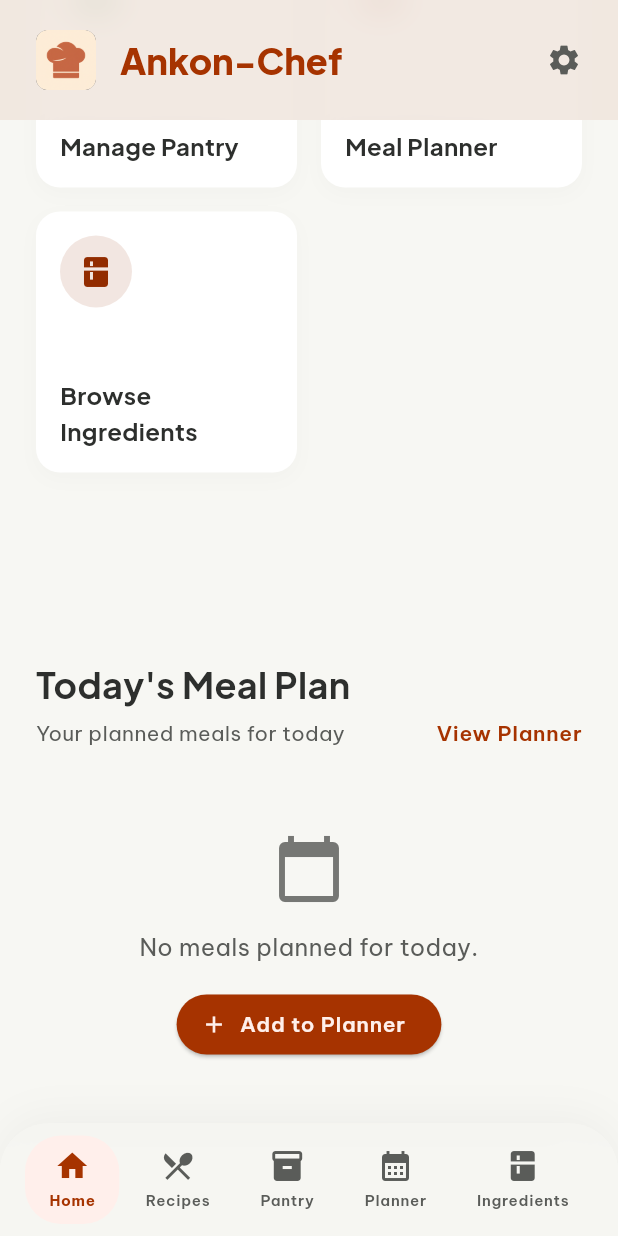
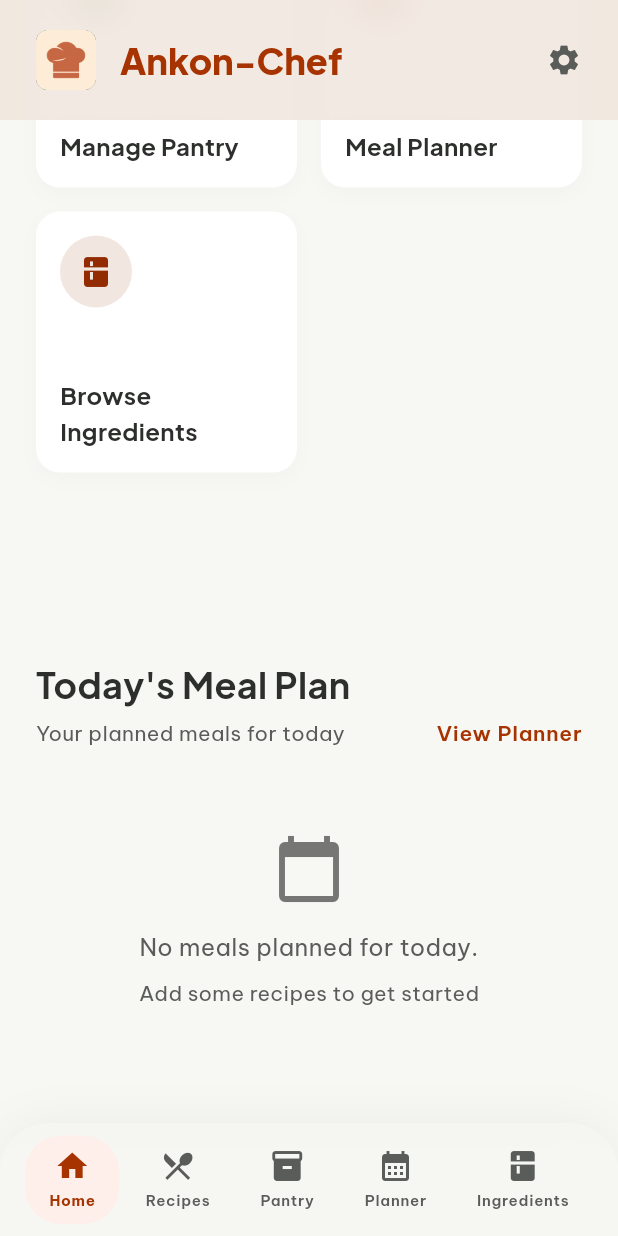
Before and after one commit to AshrafiAnkon/ankon-chef, a Flutter app: the screen it shows once a user with an empty profile is signed in, scrolled down 781 dp, on a phone screen of 412 x 824 dp. Run offline on Flutter 3.47's test engine with Material 3 defaults, Android fonts, the phone set to English and light mode, and no system bars; our stand-ins replace cached_network_image, cloud_firestore, equatable, firebase_auth, firebase_core, go_router and 6 more; accounts and stored records are empty; generated files the repository leaves out were written again; network calls fail; statements that could not run were skipped.

Commit message:
feat: enhance home screen with recipe suggestion feature and integrate it with meal planning

```diff
--- a/lib/ui/screens/home_screen.dart
+++ b/lib/ui/screens/home_screen.dart
@@ -7,6 +7,7 @@ import '../theme/app_text_styles.dart';
 import '../../providers/auth_provider.dart';
 import '../../providers/recipe_provider.dart';
 import '../widgets/settings_bottom_sheet.dart';
+import 'meal_plan_screen.dart';
 import '../widgets/recipe_image.dart';
 
 import '../../models/user_model.dart';
@@ -494,6 +495,9 @@ class _HomeContentState extends ConsumerState<_HomeContent> {
     return mealPlanAsync.when(
       data: (mealPlan) {
         if (mealPlan == null || mealPlan.plannedMeals.isEmpty) {
+          return recipesAsync.when(
+            data: (allRecipes) {
+              if (allRecipes.isEmpty) {
                 return Center(
                   child: Padding(
                     padding: const EdgeInsets.all(32.0),
@@ -508,19 +512,86 @@ class _HomeContentState extends ConsumerState<_HomeContent> {
                           ),
                           textAlign: TextAlign.center,
                         ),
+                        const SizedBox(height: 8),
+                        const Text(
+                          'Add some recipes to get started',
+                          style: TextStyle(color: AppColors.onSurfaceVariant),
+                        ),
+                      ],
+                    ),
+                  ),
+                );
+              }
+
+              // Nondeterministic suggestion: pick a random recipe
+              final random = DateTime.now().millisecond % allRecipes.length;
+              final suggestedRecipe = allRecipes[random];
+
+              return Center(
+                child: Padding(
+                  padding: const EdgeInsets.all(32.0),
+                  child: Column(
+                    children: [
+                      const Icon(Icons.lightbulb_outline, size: 48, color: AppColors.primary),
                       const SizedBox(height: 16),
+                      Text(
+                        'Suggestion for today',
+                        style: AppTextStyles.h3.copyWith(color: AppColors.onBackground),
+                      ),
+                      const SizedBox(height: 8),
+                      Text(
+                        suggestedRecipe.name,
+                        style: AppTextStyles.labelLarge.copyWith(
+                          fontWeight: FontWeight.w700,
+                          color: AppColors.onBackground,
+                        ),
+                        textAlign: TextAlign.center,
+                      ),
+                      const SizedBox(height: 24),
                       ElevatedButton.icon(
-                    onPressed: () => context.push('/meal-plan'),
-                    icon: const Icon(Icons.add),
-                    label: const Text('Add to Planner'),
+                        onPressed: () {
+                          // Open add-to-planner sheet with pre-selected recipe and appropriate time slot
+                          final now = TimeOfDay.now();
+                          String initialPeriod = 'Dinner';
+                          if (now.hour < 11) {
+                            initialPeriod = 'Breakfast';
+                          } else if (now.hour < 15) {
+                            initialPeriod = 'Lunch';
+                          } else if (now.hour < 17) {
+                            initialPeriod = 'Afternoon Snacks';
+                          }
+
+                          showModalBottomSheet<void>(
+                            context: context,
+                            isScrollControlled: true,
+                            backgroundColor: Colors.transparent,
+                            builder: (context) => Padding(
+                              padding: EdgeInsets.only(
+                                bottom: MediaQuery.of(context).viewInsets.bottom,
+                              ),
+                              child: SelectRecipesBottomSheet(
+                                selectedDate: DateTime.now(),
+                                initialMealPeriod: initialPeriod,
+                                initialSuggestedRecipe: suggestedRecipe,
+                              ),
+                            ),
+                          );
+                        },
+                        icon: const Icon(Icons.add_circle_outline),
+                        label: const Text('Add this to today\'s plan'),
                         style: ElevatedButton.styleFrom(
                           backgroundColor: AppColors.primary,
                           foregroundColor: AppColors.onPrimary,
+                          padding: const EdgeInsets.symmetric(horizontal: 24, vertical: 14),
                         ),
                       ),
                     ],
                   ),
                 ),
+              );
+            },
+            loading: () => const Center(child: CircularProgressIndicator()),
+            error: (e, s) => const Center(child: Text('Could not load suggestions')),
           );
         }
 
```
Also changed, not shown: lib/ui/screens/meal_plan_screen.dart (+21 -5 lines). Lines whose indentation alone changed are shown as unchanged.
